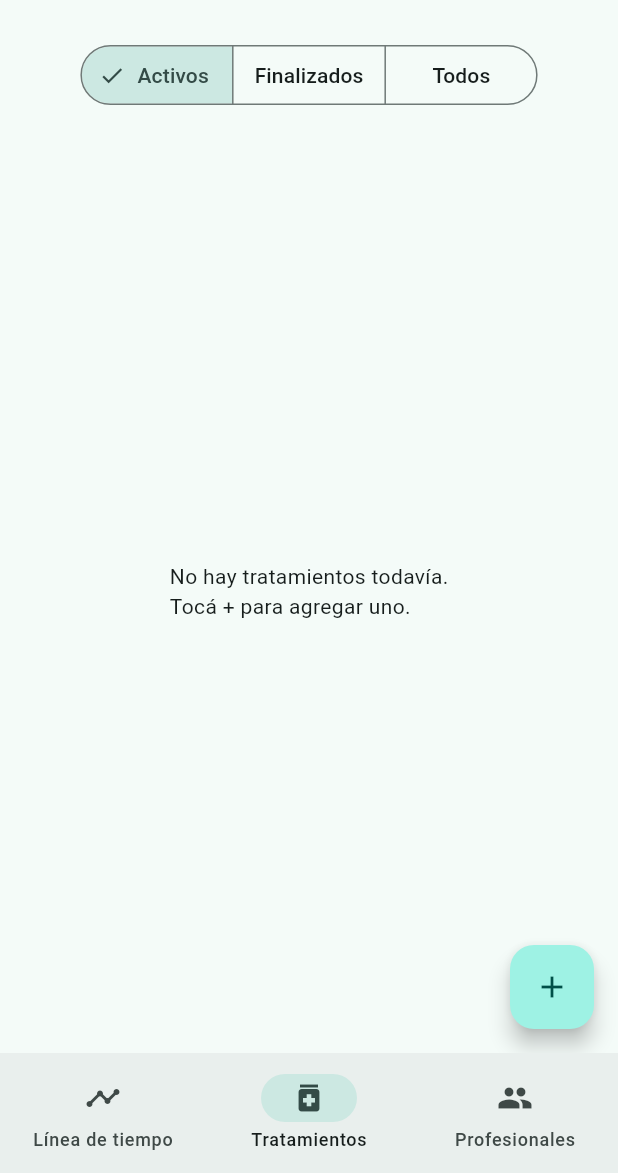
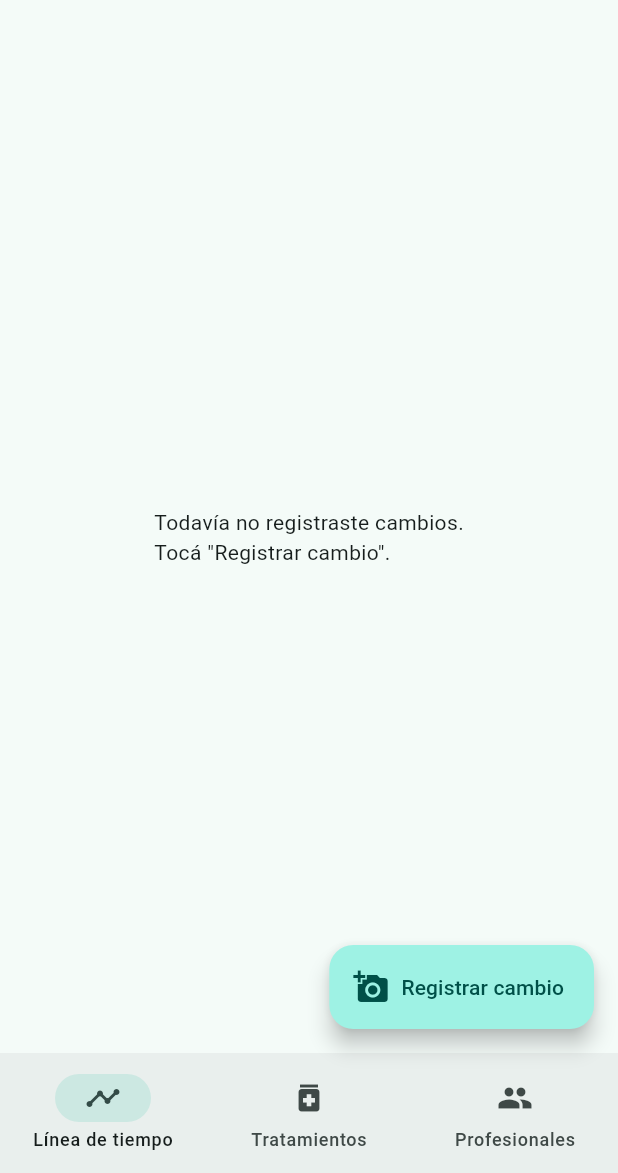
Before and after one commit to paolobastida/transi-app, a Flutter app: the PantallaInicio screen opened directly with empty values, on a phone screen of 412 x 824 dp, the part 63-1236 px from its top. Run offline on Flutter 3.47's test engine with Material 3 defaults, Android fonts, the phone set to English and light mode, and no system bars; our stand-ins replace drift, drift_flutter, flutter_secure_storage, image_picker; missing offline and left inert: record; accounts and stored records are empty; generated files the repository leaves out were written again.

Commit message:
Fase 7: app - cambios con foto y voz (P8-P9) guardados en local

```diff
--- a/app/lib/dependencias.dart
+++ b/app/lib/dependencias.dart
@@ -1,6 +1,7 @@
 import 'package:flutter/widgets.dart';
 
 import 'datos/autenticacion.dart';
+import 'datos/cambio_repositorio.dart';
 import 'datos/profesional_repositorio.dart';
 import 'datos/tratamiento_repositorio.dart';
 
@@ -10,11 +11,13 @@ class Dependencias {
   final Autenticacion autenticacion;
   final ProfesionalRepositorio profesionales;
   final TratamientoRepositorio tratamientos;
+  final CambioRepositorio cambios;
 
   const Dependencias({
     required this.autenticacion,
     required this.profesionales,
     required this.tratamientos,
+    required this.cambios,
   });
 }
 
--- /dev/null
+++ b/app/lib/dominio/cambio.dart
@@ -0,0 +1,53 @@
+import 'dart:typed_data';
+
+/// Un adjunto de un cambio: foto o nota de voz, con su contenido en bytes.
+class Adjunto {
+  final String id;
+  final String cambioId;
+  final String tipo; // 'foto' | 'audio'
+  final String nombre;
+  final Uint8List contenido;
+
+  const Adjunto({
+    required this.id,
+    required this.cambioId,
+    required this.tipo,
+    required this.nombre,
+    required this.contenido,
+  });
+
+  bool get esFoto => tipo == 'foto';
+  bool get esAudio => tipo == 'audio';
+}
+
+/// Datos que llegan al registrar un cambio (antes de tener id).
+class EntradaAdjunto {
+  final String tipo;
+  final String nombre;
+  final Uint8List contenido;
+
+  const EntradaAdjunto({
+    required this.tipo,
+    required this.nombre,
+    required this.contenido,
+  });
+}
+
+/// Cambio (hecho físico) documentado en una fecha.
+class Cambio {
+  final String id;
+  final String usuarioId;
+  final DateTime fecha;
+  final String descripcion;
+  final bool activo;
+  final List<Adjunto> adjuntos;
+
+  const Cambio({
+    required this.id,
+    required this.usuarioId,
+    required this.fecha,
+    required this.descripcion,
+    this.activo = true,
+    this.adjuntos = const [],
+  });
+}
--- a/app/lib/main.dart
+++ b/app/lib/main.dart
@@ -2,6 +2,7 @@ import 'package:flutter/material.dart';
 
 import 'datos/autenticacion.dart';
 import 'datos/base_local.dart';
+import 'datos/cambio_repositorio.dart';
 import 'datos/profesional_repositorio.dart';
 import 'datos/tratamiento_repositorio.dart';
 import 'dependencias.dart';
@@ -18,6 +19,7 @@ void main() {
     autenticacion: Autenticacion(),
     profesionales: ProfesionalRepositorio(base),
     tratamientos: TratamientoRepositorio(base),
+    cambios: CambioRepositorio(base),
   );
 
   runApp(TransiApp(dependencias: dependencias));
--- /dev/null
+++ b/app/lib/presentacion/pantalla_detalle_cambio.dart
@@ -0,0 +1,63 @@
+import 'package:flutter/material.dart';
+
+import '../dependencias.dart';
+import '../dominio/cambio.dart';
+
+/// P9 · Detalle de un cambio. Muestra la descripción y los adjuntos.
+class PantallaDetalleCambio extends StatelessWidget {
+  final Cambio cambio;
+
+  const PantallaDetalleCambio({super.key, required this.cambio});
+
+  Future<void> _desactivar(BuildContext context) async {
+    await Alcance.de(context).cambios.desactivar(cambio.id, cambio.usuarioId);
+    if (context.mounted) Navigator.of(context).pop();
+  }
+
+  @override
+  Widget build(BuildContext context) {
+    return Scaffold(
+      appBar: AppBar(
+        title: const Text('Cambio'),
+        actions: [
+          IconButton(
+            tooltip: 'Desactivar',
+            onPressed: () => _desactivar(context),
+            icon: const Icon(Icons.delete_outline),
+          ),
+        ],
+      ),
+      body: ListView(
+        padding: const EdgeInsets.all(16),
+        children: [
+          Text(_fechaTexto(cambio.fecha),
+              style: Theme.of(context).textTheme.titleMedium),
+          const SizedBox(height: 12),
+          if (cambio.descripcion.isNotEmpty) Text(cambio.descripcion),
+          const SizedBox(height: 16),
+          for (final adjunto in cambio.adjuntos)
+            if (adjunto.esFoto)
+              Padding(
+                padding: const EdgeInsets.only(bottom: 12),
+                child: ClipRRect(
+                  borderRadius: BorderRadius.circular(8),
+                  child: Image.memory(adjunto.contenido, fit: BoxFit.cover),
+                ),
+              )
+            else
+              ListTile(
+                contentPadding: EdgeInsets.zero,
+                leading: const Icon(Icons.audiotrack),
+                title: Text(adjunto.nombre),
+                subtitle: const Text('Nota de voz'),
+              ),
+        ],
+      ),
+    );
+  }
+}
+
+String _fechaTexto(DateTime fecha) =>
+    '${fecha.year.toString().padLeft(4, '0')}-'
+    '${fecha.month.toString().padLeft(2, '0')}-'
+    '${fecha.day.toString().padLeft(2, '0')}';
--- a/app/lib/presentacion/pantalla_inicio.dart
+++ b/app/lib/presentacion/pantalla_inicio.dart
@@ -1,12 +1,15 @@
 import 'package:flutter/material.dart';
 
 import '../dependencias.dart';
+import '../dominio/cambio.dart';
 import '../dominio/usuario.dart';
+import 'formulario_cambio.dart';
+import 'pantalla_detalle_cambio.dart';
 import 'pantalla_login.dart';
 import 'pantalla_profesionales.dart';
 import 'pantalla_tratamientos.dart';
 
-/// Contenedor principal (P3–P5) con barra de navegación inferior.
+/// Contenedor principal con barra de navegación y el botón "Registrar cambio".
 class PantallaInicio extends StatefulWidget {
   final Usuario usuario;
 
@@ -17,7 +20,7 @@ class PantallaInicio extends StatefulWidget {
 }
 
 class _PantallaInicioState extends State<PantallaInicio> {
-  int _indice = 1;
+  int _indice = 0;
 
   Future<void> _salir() async {
     final dependencias = Alcance.de(context);
@@ -31,10 +34,18 @@ class _PantallaInicioState extends State<PantallaInicio> {
     );
   }
 
+  Future<void> _registrarCambio() async {
+    await Navigator.of(context).push(
+      MaterialPageRoute(
+        builder: (_) => FormularioCambio(usuarioId: widget.usuario.id),
+      ),
+    );
+  }
+
   @override
   Widget build(BuildContext context) {
     final paginas = [
-      const _LineaDeTiempoProvisional(),
+      _LineaDeTiempo(usuarioId: widget.usuario.id),
       PantallaTratamientos(usuarioId: widget.usuario.id),
       PantallaProfesionales(usuarioId: widget.usuario.id),
     ];
@@ -51,6 +62,13 @@ class _PantallaInicioState extends State<PantallaInicio> {
         ],
       ),
       body: paginas[_indice],
+      floatingActionButton: _indice == 0
+          ? FloatingActionButton.extended(
+              onPressed: _registrarCambio,
+              icon: const Icon(Icons.add_a_photo),
+              label: const Text('Registrar cambio'),
+            )
+          : null,
       bottomNavigationBar: NavigationBar(
         selectedIndex: _indice,
         onDestinationSelected: (indice) => setState(() => _indice = indice),
@@ -64,11 +82,61 @@ class _PantallaInicioState extends State<PantallaInicio> {
   }
 }
 
-class _LineaDeTiempoProvisional extends StatelessWidget {
-  const _LineaDeTiempoProvisional();
+/// P3 provisional: por ahora lista los cambios. La línea de tiempo completa
+/// (tratamientos + cambios unidos por fecha) llega en la Fase 8.
+class _LineaDeTiempo extends StatelessWidget {
+  final String usuarioId;
+
+  const _LineaDeTiempo({required this.usuarioId});
 
   @override
   Widget build(BuildContext context) {
-    return const Center(child: Text('Tu línea de tiempo (llega en la Fase 8)'));
+    final repositorio = Alcance.de(context).cambios;
+
+    return StreamBuilder<List<Cambio>>(
+      stream: repositorio.observar(usuarioId),
+      builder: (context, snapshot) {
+        if (!snapshot.hasData) {
+          return const Center(child: CircularProgressIndicator());
+        }
+        final cambios = snapshot.data!;
+        if (cambios.isEmpty) {
+          return const Center(
+            child: Text('Todavía no registraste cambios.\nTocá "Registrar cambio".'),
+          );
+        }
+        return ListView.builder(
+          itemCount: cambios.length,
+          itemBuilder: (context, indice) {
+            final cambio = cambios[indice];
+            return ListTile(
+              leading: Icon(_iconoDe(cambio)),
+              title: Text(
+                cambio.descripcion.isEmpty ? 'Cambio' : cambio.descripcion,
+                maxLines: 1,
+                overflow: TextOverflow.ellipsis,
+              ),
+              subtitle: Text(_fechaTexto(cambio.fecha)),
+              onTap: () => Navigator.of(context).push(
+                MaterialPageRoute(
+                  builder: (_) => PantallaDetalleCambio(cambio: cambio),
+                ),
+              ),
+            );
+          },
+        );
+      },
+    );
+  }
+
+  IconData _iconoDe(Cambio cambio) {
+    if (cambio.adjuntos.any((a) => a.esFoto)) return Icons.photo;
+    if (cambio.adjuntos.isNotEmpty) return Icons.mic;
+    return Icons.notes;
   }
 }
+
+String _fechaTexto(DateTime fecha) =>
+    '${fecha.year.toString().padLeft(4, '0')}-'
+    '${fecha.month.toString().padLeft(2, '0')}-'
+    '${fecha.day.toString().padLeft(2, '0')}';
--- a/app/pubspec.yaml
+++ b/app/pubspec.yaml
@@ -40,6 +40,8 @@ dependencies:
   drift_flutter: ^0.3.1
   path_provider: ^2.1.6
   uuid: ^4.6.0
+  image_picker: ^1.2.4
+  record: ^7.1.1
 
 dev_dependencies:
   flutter_test:
```
Also changed, not shown: app/lib/datos/base_local.dart (+30 -1 lines), app/lib/datos/cambio_repositorio.dart (added, +101 -0 lines), app/lib/presentacion/formulario_cambio.dart (added, +199 -0 lines), app/lib/datos/base_local.g.dart, app/pubspec.lock, 5 other files.
